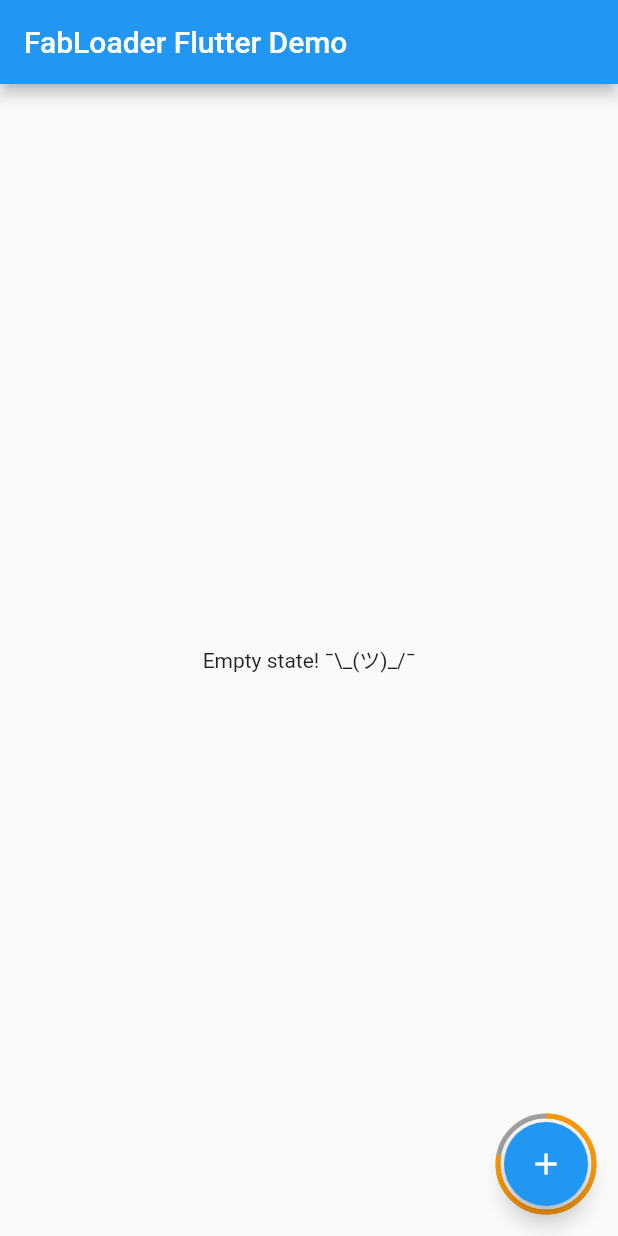
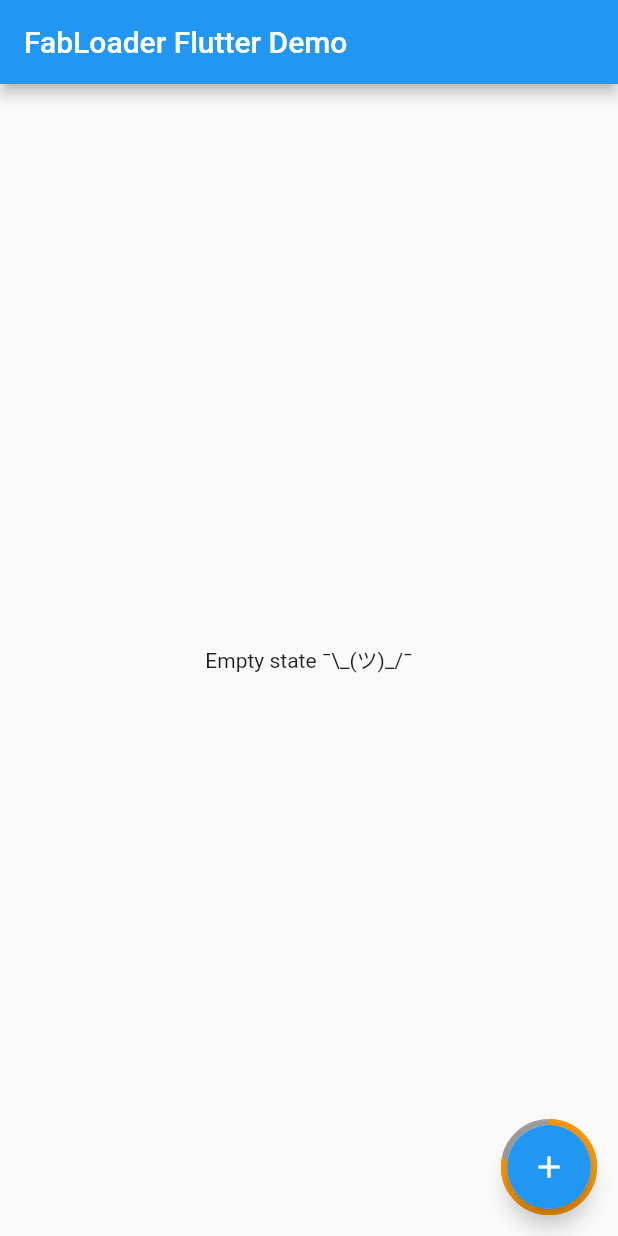
Before and after one commit to JorgeCastilloPrz/FlutterFabLoader, a Flutter app: the screen it shows after launch, on a phone screen of 412 x 824 dp. Run offline on Flutter 3.47's test engine with Material 2 defaults, Android fonts, the phone set to English and light mode, and no system bars.

Commit message:
make strokeWidth configurable

```diff
--- a/lib/arc_painter.dart
+++ b/lib/arc_painter.dart
@@ -1,12 +1,14 @@
 import 'package:flutter/material.dart';
 
 class ArcPainter extends CustomPainter {
+  final double strokeWidth;
   final double progress;
   final Color backgroundColor;
   final Color color;
 
   ArcPainter(
-      {this.progress,
+      {this.strokeWidth,
+      this.progress,
       this.backgroundColor = Colors.grey,
       this.color = Colors.blue});
 
@@ -15,7 +17,7 @@ class ArcPainter extends CustomPainter {
     var paint = new Paint();
     paint
       ..color = backgroundColor
-      ..strokeWidth = size.width / 20
+      ..strokeWidth = strokeWidth
       ..style = PaintingStyle.stroke;
 
     canvas.drawCircle(
--- a/lib/fab_loader.dart
+++ b/lib/fab_loader.dart
@@ -5,15 +5,15 @@ import 'package:flutter/rendering.dart';
 
 import 'arc_painter.dart';
 
-class FabLoadingWidget extends StatefulWidget {
+class FabLoader extends StatefulWidget {
   final Color color;
   final Widget child;
   final double strokeWidth;
   final bool mini;
   final BoxConstraints sizeConstraints;
 
-  FabLoadingWidget({
-    this.strokeWidth = 8,
+  FabLoader({
+    this.strokeWidth = 4,
     this.color = Colors.orange,
     @required this.child,
     this.mini = false,
@@ -38,7 +38,7 @@ const BoxConstraints _miniSizeConstraints = BoxConstraints.tightFor(
   height: 40.0,
 );
 
-class _FabLoadingWidget extends State<FabLoadingWidget>
+class _FabLoadingWidget extends State<FabLoader>
     with SingleTickerProviderStateMixin {
   final Widget child;
   final double strokeWidth;
@@ -71,8 +71,10 @@ class _FabLoadingWidget extends State<FabLoadingWidget>
       alignment: Alignment.center,
       children: <Widget>[
         new CustomPaint(
-          painter:
-              new ArcPainter(progress: animation.value, color: widget.color),
+          painter: new ArcPainter(
+              strokeWidth: strokeWidth,
+              progress: animation.value,
+              color: widget.color),
           size: new Size(
               size.maxWidth + strokeWidth, size.maxHeight + strokeWidth),
         ),
--- a/sample/lib/main.dart
+++ b/sample/lib/main.dart
@@ -16,9 +16,9 @@ class MyApp extends StatelessWidget {
             title: Text('FabLoader Flutter Demo'),
           ),
           body: Center(
-            child: Text('Empty state! ¯\\_(ツ)_/¯'),
+            child: Text('Empty state ¯\\_(ツ)_/¯'),
           ),
-          floatingActionButton: FabLoadingWidget(
+          floatingActionButton: FabLoader(
             child: FloatingActionButton(
               onPressed: _fabPressed,
               tooltip: 'Increment',
```
